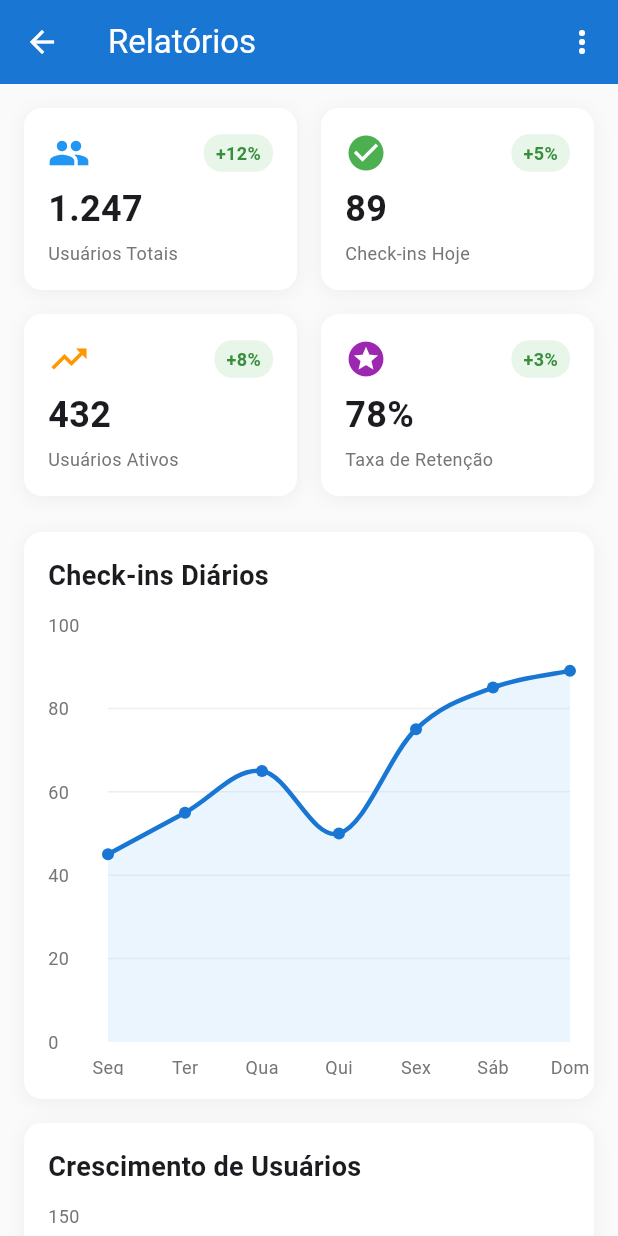
After one commit to Pedro-Caixa/my_refuge, a Flutter app: the AdminReportsScreen screen opened by its route, on a phone screen of 412 x 824 dp. The commit adds this screen. Run offline on Flutter 3.47's test engine with Material 3 defaults, Android fonts, the phone set to English and light mode, and no system bars; drawn by our look-alikes of fl_chart; our stand-ins replace cloud_firestore, firebase_auth, firebase_core, flutter_dotenv; accounts and stored records are empty.

```diff
--- a/lib/main.dart
+++ b/lib/main.dart
@@ -6,6 +6,7 @@ import 'package:firebase_core/firebase_core.dart';
 
 import 'views/pages/welcome_page.dart';
 import 'views/pages/register_page.dart';
+import 'views/pages/admin_page.dart';
 import 'views/pages/home_page.dart';
 import 'views/pages/humor_page.dart';
 import 'views/pages/exercicios_page.dart';
@@ -97,6 +98,7 @@ class MyApp extends StatelessWidget {
         '/consulta': (context) => const ConsultaPage(),
         '/complete-profile': (context) => const CompleteProfilePage(),
         '/gamification': (context) => const GamificationPage(), // ← Nova rota
+        '/admin': (context) => const AdminReportsScreen(),
       },
       onUnknownRoute: (settings) {
         return MaterialPageRoute(builder: (context) => const WelcomePage());
--- /dev/null
+++ b/lib/views/pages/admin_page.dart
@@ -0,0 +1,490 @@
+import 'package:flutter/material.dart';
+import 'package:fl_chart/fl_chart.dart';
+
+class AdminReportsScreen extends StatefulWidget {
+  const AdminReportsScreen({Key? key}) : super(key: key);
+
+  @override
+  State<AdminReportsScreen> createState() => _AdminReportsScreenState();
+}
+
+class _AdminReportsScreenState extends State<AdminReportsScreen> {
+  String selectedPeriod = 'Últimos 7 dias';
+
+  @override
+  Widget build(BuildContext context) {
+    return Scaffold(
+      backgroundColor: Colors.grey[50],
+      appBar: AppBar(
+        title: const Text('Relatórios'),
+        backgroundColor: Colors.blue[700],
+        elevation: 0,
+        actions: [
+          PopupMenuButton<String>(
+            initialValue: selectedPeriod,
+            onSelected: (value) {
+              setState(() {
+                selectedPeriod = value;
+              });
+            },
+            itemBuilder: (context) => [
+              const PopupMenuItem(
+                  value: 'Últimos 7 dias', child: Text('Últimos 7 dias')),
+              const PopupMenuItem(
+                  value: 'Últimos 30 dias', child: Text('Últimos 30 dias')),
+              const PopupMenuItem(
+                  value: 'Últimos 3 meses', child: Text('Últimos 3 meses')),
+            ],
+          ),
+        ],
+      ),
+      body: SingleChildScrollView(
+        padding: const EdgeInsets.all(16),
+        child: Column(
+          crossAxisAlignment: CrossAxisAlignment.start,
+          children: [
+            // Cards de Resumo
+            GridView.count(
+              shrinkWrap: true,
+              physics: const NeverScrollableScrollPhysics(),
+              crossAxisCount: 2,
+              childAspectRatio: 1.5,
+              crossAxisSpacing: 16,
+              mainAxisSpacing: 16,
+              children: [
+                _buildSummaryCard(
+                  'Usuários Totais',
+                  '1.247',
+                  Icons.people,
+                  Colors.blue,
+                  '+12%',
+                ),
+                _buildSummaryCard(
+                  'Check-ins Hoje',
+                  '89',
+                  Icons.check_circle,
+                  Colors.green,
+                  '+5%',
+                ),
+                _buildSummaryCard(
+                  'Usuários Ativos',
+                  '432',
+                  Icons.trending_up,
+                  Colors.orange,
+                  '+8%',
+                ),
+                _buildSummaryCard(
+                  'Taxa de Retenção',
+                  '78%',
+                  Icons.stars,
+                  Colors.purple,
+                  '+3%',
+                ),
+              ],
+            ),
+            const SizedBox(height: 24),
+
+            // Gráfico de Check-ins Diários
+            _buildChartCard(
+              'Check-ins Diários',
+              _buildLineChart(),
+              300,
+            ),
+            const SizedBox(height: 16),
+
+            // Gráfico de Usuários Cadastrados
+            _buildChartCard(
+              'Crescimento de Usuários',
+              _buildBarChart(),
+              300,
+            ),
+            const SizedBox(height: 16),
+
+            // Gráfico de Distribuição por Categoria
+            _buildChartCard(
+              'Distribuição de Atividades',
+              _buildPieChart(),
+              350,
+            ),
+          ],
+        ),
+      ),
+    );
+  }
+
+  Widget _buildSummaryCard(
+    String title,
+    String value,
+    IconData icon,
+    Color color,
+    String change,
+  ) {
+    return Container(
+      padding: const EdgeInsets.all(16),
+      decoration: BoxDecoration(
+        color: Colors.white,
+        borderRadius: BorderRadius.circular(12),
+        boxShadow: [
+          BoxShadow(
+            color: Colors.black.withOpacity(0.05),
+            blurRadius: 10,
+            offset: const Offset(0, 2),
+          ),
+        ],
+      ),
+      child: Column(
+        crossAxisAlignment: CrossAxisAlignment.start,
+        mainAxisAlignment: MainAxisAlignment.spaceBetween,
+        children: [
+          Row(
+            mainAxisAlignment: MainAxisAlignment.spaceBetween,
+            children: [
+              Icon(icon, color: color, size: 28),
+              Container(
+                padding: const EdgeInsets.symmetric(horizontal: 8, vertical: 4),
+                decoration: BoxDecoration(
+                  color: Colors.green[50],
+                  borderRadius: BorderRadius.circular(12),
+                ),
+                child: Text(
+                  change,
+                  style: TextStyle(
+                    color: Colors.green[700],
+                    fontSize: 12,
+                    fontWeight: FontWeight.bold,
+                  ),
+                ),
+              ),
+            ],
+          ),
+          Column(
+            crossAxisAlignment: CrossAxisAlignment.start,
+            children: [
+              Text(
+                value,
+                style: const TextStyle(
+                  fontSize: 24,
+                  fontWeight: FontWeight.bold,
+                ),
+              ),
+              const SizedBox(height: 4),
+              Text(
+                title,
+                style: TextStyle(
+                  fontSize: 12,
+                  color: Colors.grey[600],
+                ),
+              ),
+            ],
+          ),
+        ],
+      ),
+    );
+  }
+
+  Widget _buildChartCard(String title, Widget chart, double height) {
+    return Container(
+      padding: const EdgeInsets.all(16),
+      decoration: BoxDecoration(
+        color: Colors.white,
+        borderRadius: BorderRadius.circular(12),
+        boxShadow: [
+          BoxShadow(
+            color: Colors.black.withOpacity(0.05),
+            blurRadius: 10,
+            offset: const Offset(0, 2),
+          ),
+        ],
+      ),
+      child: Column(
+        crossAxisAlignment: CrossAxisAlignment.start,
+        children: [
+          Text(
+            title,
+            style: const TextStyle(
+              fontSize: 18,
+              fontWeight: FontWeight.bold,
+            ),
+          ),
+          const SizedBox(height: 20),
+          SizedBox(
+            height: height,
+            child: chart,
+          ),
+        ],
+      ),
+    );
+  }
+
+  Widget _buildLineChart() {
+    return LineChart(
+      LineChartData(
+        gridData: FlGridData(
+          show: true,
+          drawVerticalLine: false,
+          horizontalInterval: 20,
+          getDrawingHorizontalLine: (value) {
+            return FlLine(
+              color: Colors.grey[200],
+              strokeWidth: 1,
+            );
+          },
+        ),
+        titlesData: FlTitlesData(
+          leftTitles: AxisTitles(
+            sideTitles: SideTitles(
+              showTitles: true,
+              reservedSize: 40,
+              getTitlesWidget: (value, meta) {
+                return Text(
+                  value.toInt().toString(),
+                  style: TextStyle(
+                    color: Colors.grey[600],
+                    fontSize: 12,
+                  ),
+                );
+              },
+            ),
+          ),
+          bottomTitles: AxisTitles(
+            sideTitles: SideTitles(
+              showTitles: true,
+              getTitlesWidget: (value, meta) {
+                const days = ['Seg', 'Ter', 'Qua', 'Qui', 'Sex', 'Sáb', 'Dom'];
+                if (value.toInt() >= 0 && value.toInt() < days.length) {
+                  return Padding(
+                    padding: const EdgeInsets.only(top: 8),
+                    child: Text(
+                      days[value.toInt()],
+                      style: TextStyle(
+                        color: Colors.grey[600],
+                        fontSize: 12,
+                      ),
+                    ),
+                  );
+                }
+                return const Text('');
+              },
+            ),
+          ),
+          rightTitles: const AxisTitles(
+            sideTitles: SideTitles(showTitles: false),
+          ),
+          topTitles: const AxisTitles(
+            sideTitles: SideTitles(showTitles: false),
+          ),
+        ),
+        borderData: FlBorderData(show: false),
+        minX: 0,
+        maxX: 6,
+        minY: 0,
+        maxY: 100,
+        lineBarsData: [
+          LineChartBarData(
+            spots: const [
+              FlSpot(0, 45),
+              FlSpot(1, 55),
+              FlSpot(2, 65),
+              FlSpot(3, 50),
+              FlSpot(4, 75),
+              FlSpot(5, 85),
+              FlSpot(6, 89),
+            ],
+            isCurved: true,
+            color: Colors.blue[700],
+            barWidth: 3,
+            isStrokeCapRound: true,
+            dotData: const FlDotData(show: true),
+            belowBarData: BarAreaData(
+              show: true,
+              color: Colors.blue[100]?.withOpacity(0.3),
+            ),
+          ),
+        ],
+      ),
+    );
+  }
+
+  Widget _buildBarChart() {
+    return BarChart(
+      BarChartData(
+        alignment: BarChartAlignment.spaceAround,
+        maxY: 150,
+        barTouchData: BarTouchData(enabled: false),
+        titlesData: FlTitlesData(
+          leftTitles: AxisTitles(
+            sideTitles: SideTitles(
+              showTitles: true,
+              reservedSize: 40,
+              getTitlesWidget: (value, meta) {
+                return Text(
+                  value.toInt().toString(),
+                  style: TextStyle(
+                    color: Colors.grey[600],
+                    fontSize: 12,
+                  ),
+                );
+              },
+            ),
+          ),
+          bottomTitles: AxisTitles(
+            sideTitles: SideTitles(
+              showTitles: true,
+              getTitlesWidget: (value, meta) {
+                const months = ['Jan', 'Fev', 'Mar', 'Abr', 'Mai', 'Jun'];
+                if (value.toInt() >= 0 && value.toInt() < months.length) {
+                  return Padding(
+                    padding: const EdgeInsets.only(top: 8),
+                    child: Text(
+                      months[value.toInt()],
+                      style: TextStyle(
+                        color: Colors.grey[600],
+                        fontSize: 12,
+                      ),
+                    ),
+                  );
+                }
+                return const Text('');
+              },
+            ),
+          ),
+          rightTitles: const AxisTitles(
+            sideTitles: SideTitles(showTitles: false),
+          ),
+          topTitles: const AxisTitles(
+            sideTitles: SideTitles(showTitles: false),
+          ),
+        ),
+        gridData: FlGridData(
+          show: true,
+          drawVerticalLine: false,
+          horizontalInterval: 30,
+          getDrawingHorizontalLine: (value) {
+            return FlLine(
+              color: Colors.grey[200],
+              strokeWidth: 1,
+            );
+          },
+        ),
+        borderData: FlBorderData(show: false),
+        barGroups: [
+          BarChartGroupData(x: 0, barRods: [
+            BarChartRodData(toY: 85, color: Colors.blue[700], width: 20)
+          ]),
+          BarChartGroupData(x: 1, barRods: [
+            BarChartRodData(toY: 95, color: Colors.blue[700], width: 20)
+          ]),
+          BarChartGroupData(x: 2, barRods: [
+            BarChartRodData(toY: 110, color: Colors.blue[700], width: 20)
+          ]),
+          BarChartGroupData(x: 3, barRods: [
+            BarChartRodData(toY: 105, color: Colors.blue[700], width: 20)
+          ]),
+          BarChartGroupData(x: 4, barRods: [
+            BarChartRodData(toY: 125, color: Colors.blue[700], width: 20)
+          ]),
+          BarChartGroupData(x: 5, barRods: [
+            BarChartRodData(toY: 140, color: Colors.blue[700], width: 20)
+          ]),
+        ],
+      ),
+    );
+  }
+
+  Widget _buildPieChart() {
+    return Column(
+      children: [
+        SizedBox(
+          height: 220,
+          child: PieChart(
+            PieChartData(
+              sectionsSpace: 2,
+              centerSpaceRadius: 60,
+              sections: [
+                PieChartSectionData(
+                  value: 35,
+                  title: '35%',
+                  color: Colors.blue[700],
+                  radius: 60,
+                  titleStyle: const TextStyle(
+                    fontSize: 14,
+                    fontWeight: FontWeight.bold,
+                    color: Colors.white,
+                  ),
+                ),
+                PieChartSectionData(
+                  value: 25,
+                  title: '25%',
+                  color: Colors.green[600],
+                  radius: 60,
+                  titleStyle: const TextStyle(
+                    fontSize: 14,
+                    fontWeight: FontWeight.bold,
+                    color: Colors.white,
+                  ),
+                ),
+                PieChartSectionData(
+                  value: 20,
+                  title: '20%',
+                  color: Colors.orange[600],
+                  radius: 60,
+                  titleStyle: const TextStyle(
+                    fontSize: 14,
+                    fontWeight: FontWeight.bold,
+                    color: Colors.white,
+                  ),
+                ),
+                PieChartSectionData(
+                  value: 20,
+                  title: '20%',
+                  color: Colors.purple[600],
+                  radius: 60,
+                  titleStyle: const TextStyle(
+                    fontSize: 14,
+                    fontWeight: FontWeight.bold,
+                    color: Colors.white,
+                  ),
+                ),
+              ],
+            ),
+          ),
+        ),
+        const SizedBox(height: 20),
+        Wrap(
+          spacing: 16,
+          runSpacing: 8,
+          children: [
+            _buildLegendItem('Fitness', Colors.blue[700]!),
+            _buildLegendItem('Yoga', Colors.green[600]!),
+            _buildLegendItem('Corrida', Colors.orange[600]!),
+            _buildLegendItem('Natação', Colors.purple[600]!),
+          ],
+        ),
+      ],
+    );
+  }
+
+  Widget _buildLegendItem(String label, Color color) {
+    return Row(
+      mainAxisSize: MainAxisSize.min,
+      children: [
+        Container(
+          width: 16,
+          height: 16,
+          decoration: BoxDecoration(
+            color: color,
+            shape: BoxShape.circle,
+          ),
+        ),
+        const SizedBox(width: 6),
+        Text(
+          label,
+          style: TextStyle(
+            fontSize: 13,
+            color: Colors.grey[700],
+          ),
+        ),
+      ],
+    );
+  }
+}
--- a/lib/views/widgets/sections/emotion_selector.dart
+++ b/lib/views/widgets/sections/emotion_selector.dart
@@ -26,16 +26,33 @@ class _EmotionSelectorState extends State<EmotionSelector> {
 
   @override
   Widget build(BuildContext context) {
+    return LayoutBuilder(
+      builder: (context, constraints) {
+        // Define tamanhos responsivos baseados na largura disponível
+        final width = constraints.maxWidth;
+        final isSmallScreen = width < 360;
+        final isMediumScreen = width >= 360 && width < 600;
+
+        // Ajusta tamanhos de acordo com a tela
+        final double emojiSize =
+            isSmallScreen ? 24 : (isMediumScreen ? 28 : 32);
+        final double fontSize = isSmallScreen ? 10 : (isMediumScreen ? 12 : 14);
+        final double horizontalPadding = isSmallScreen ? 8 : 12;
+        final double verticalPadding = isSmallScreen ? 6 : 8;
+        final double spacing = isSmallScreen ? 8 : (isMediumScreen ? 12 : 16);
+        final double runSpacing = isSmallScreen ? 8 : 12;
+
         return Container(
-      padding: const EdgeInsets.all(12),
+          width: double.infinity,
+          padding: EdgeInsets.all(isSmallScreen ? 8 : 12),
           decoration: BoxDecoration(
             color: Colors.white,
             borderRadius: BorderRadius.circular(12),
           ),
           child: Wrap(
             alignment: WrapAlignment.center,
-        spacing: 16,
-        runSpacing: 12,
+            spacing: spacing,
+            runSpacing: runSpacing,
             children: _moods.map((mood) {
               final isSelected = _selectedMood == mood['value'];
               return InkWell(
@@ -47,9 +64,17 @@ class _EmotionSelectorState extends State<EmotionSelector> {
                 },
                 borderRadius: BorderRadius.circular(8),
                 child: Container(
-              padding: const EdgeInsets.symmetric(horizontal: 12, vertical: 8),
+                  constraints: BoxConstraints(
+                    minWidth: isSmallScreen ? 60 : 70,
+                  ),
+                  padding: EdgeInsets.symmetric(
+                    horizontal: horizontalPadding,
+                    vertical: verticalPadding,
+                  ),
                   decoration: BoxDecoration(
-                color: isSelected ? Colors.blue.withOpacity(0.2) : Colors.transparent,
+                    color: isSelected
+                        ? Colors.blue.withOpacity(0.2)
+                        : Colors.transparent,
                     borderRadius: BorderRadius.circular(20),
                     border: Border.all(
                       color: isSelected ? Colors.blue : Colors.transparent,
@@ -57,10 +82,20 @@ class _EmotionSelectorState extends State<EmotionSelector> {
                     ),
                   ),
                   child: Column(
+                    mainAxisSize: MainAxisSize.min,
                     children: [
-                  Text(mood['emoji'], style: const TextStyle(fontSize: 28)),
-                  const SizedBox(height: 6),
-                  Text(mood['label'], style: const TextStyle(fontSize: 12)),
+                      Text(
+                        mood['emoji'],
+                        style: TextStyle(fontSize: emojiSize),
+                      ),
+                      SizedBox(height: isSmallScreen ? 4 : 6),
+                      Text(
+                        mood['label'],
+                        style: TextStyle(fontSize: fontSize),
+                        textAlign: TextAlign.center,
+                        maxLines: 1,
+                        overflow: TextOverflow.ellipsis,
+                      ),
                     ],
                   ),
                 ),
@@ -68,5 +103,7 @@ class _EmotionSelectorState extends State<EmotionSelector> {
             }).toList(),
           ),
         );
+      },
+    );
   }
 }
--- a/pubspec.yaml
+++ b/pubspec.yaml
@@ -37,6 +37,7 @@ dependencies:
   cupertino_icons: ^1.0.8
   url_launcher: ^6.1.7
   flutter_dotenv: ^6.0.0
+  fl_chart: ^0.60.0
 
 
 dev_dependencies:
```
Also changed, not shown: pubspec.lock. Lines whose indentation alone changed are shown as unchanged.
